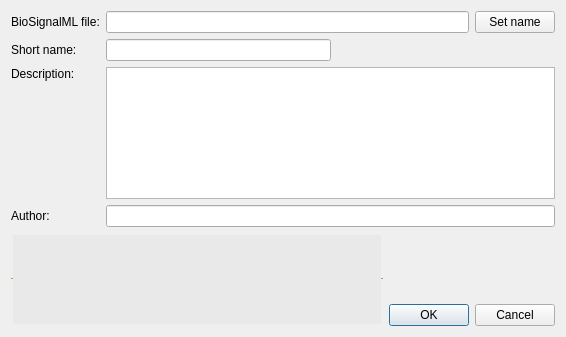
First picture: the form in src/plugins/dataStore/BSMLDataStore/src/bsmldatastoresavedialog.ui, repository opencor/opencor, before the edit.
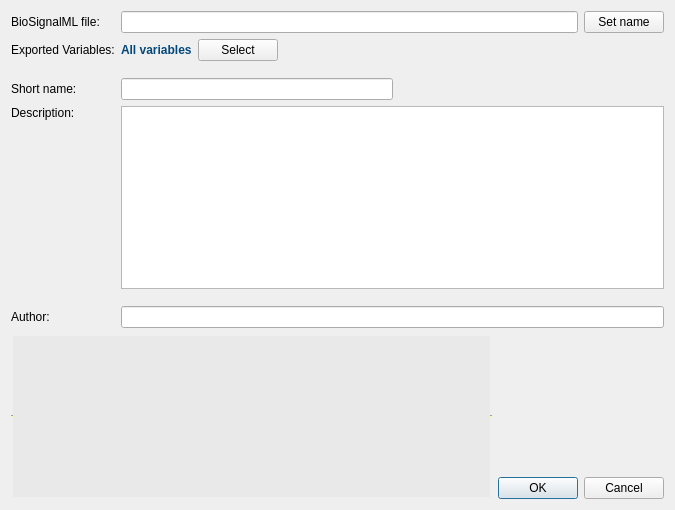
Second picture: the form after the edit.

Commit message: Add the ability to specify variables to save in a BioSignalML file.

Patch:
```diff
--- a/src/plugins/dataStore/BSMLDataStore/src/bsmldatastoresavedialog.ui
+++ b/src/plugins/dataStore/BSMLDataStore/src/bsmldatastoresavedialog.ui
@@ -6,8 +6,8 @@
    <rect>
     <x>0</x>
     <y>0</y>
-    <width>566</width>
-    <height>337</height>
+    <width>675</width>
+    <height>510</height>
    </rect>
   </property>
   <property name="windowTitle">
@@ -18,133 +18,6 @@
     <layout class="QVBoxLayout" name="verticalLayout_3">
      <item>
       <layout class="QGridLayout" name="gridLayout">
-       <item row="3" column="1">
-        <widget class="QTextEdit" name="descriptionValue">
-         <property name="focusPolicy">
-          <enum>Qt::WheelFocus</enum>
-         </property>
-         <property name="tabChangesFocus">
-          <bool>true</bool>
-         </property>
-        </widget>
-       </item>
-       <item row="4" column="0">
-        <spacer name="verticalSpacer">
-         <property name="orientation">
-          <enum>Qt::Vertical</enum>
-         </property>
-         <property name="sizeHint" stdset="0">
-          <size>
-           <width>20</width>
-           <height>20</height>
-          </size>
-         </property>
-        </spacer>
-       </item>
-       <item row="4" column="1">
-        <spacer name="verticalSpacer_2">
-         <property name="orientation">
-          <enum>Qt::Vertical</enum>
-         </property>
-         <property name="sizeHint" stdset="0">
-          <size>
-           <width>20</width>
-           <height>20</height>
-          </size>
-         </property>
-        </spacer>
-       </item>
-       <item row="5" column="0">
-        <widget class="QLabel" name="label_3">
-         <property name="text">
-          <string>Author:</string>
-         </property>
-        </widget>
-       </item>
-       <item row="3" column="0">
-        <layout class="QVBoxLayout" name="verticalLayout">
-         <item>
-          <widget class="QLabel" name="label">
-           <property name="text">
-            <string>Description:</string>
-           </property>
-          </widget>
-         </item>
-         <item>
-          <spacer name="verticalSpacer_5">
-           <property name="orientation">
-            <enum>Qt::Vertical</enum>
-           </property>
-           <property name="sizeHint" stdset="0">
-            <size>
-             <width>20</width>
-             <height>20</height>
-            </size>
-           </property>
-          </spacer>
-         </item>
-        </layout>
-       </item>
-       <item row="2" column="1">
-        <layout class="QHBoxLayout" name="horizontalLayout">
-         <item>
-          <widget class="QLineEdit" name="shortNameValue">
-           <property name="inputMask">
-            <string/>
-           </property>
-           <property name="maxLength">
-            <number>32767</number>
-           </property>
-          </widget>
-         </item>
-         <item>
-          <spacer name="horizontalSpacer">
-           <property name="orientation">
-            <enum>Qt::Horizontal</enum>
-           </property>
-           <property name="sizeHint" stdset="0">
-            <size>
-             <width>20</width>
-             <height>20</height>
-            </size>
-           </property>
-          </spacer>
-         </item>
-        </layout>
-       </item>
-       <item row="1" column="0">
-        <spacer name="verticalSpacer_6">
-         <property name="orientation">
-          <enum>Qt::Vertical</enum>
-         </property>
-         <property name="sizeHint" stdset="0">
-          <size>
-           <width>20</width>
-           <height>20</height>
-          </size>
-         </property>
-        </spacer>
-       </item>
-       <item row="1" column="1">
-        <spacer name="verticalSpacer_9">
-         <property name="orientation">
-          <enum>Qt::Vertical</enum>
-         </property>
-         <property name="sizeHint" stdset="0">
-          <size>
-           <width>20</width>
-           <height>20</height>
-          </size>
-         </property>
-        </spacer>
-       </item>
-       <item row="2" column="0">
-        <widget class="QLabel" name="label_2">
-         <property name="text">
-          <string>Short name:</string>
-         </property>
-        </widget>
-       </item>
        <item row="0" column="0">
         <widget class="QLabel" name="label_5">
          <property name="text">
@@ -191,7 +64,248 @@
          </item>
         </layout>
        </item>
+       <item row="1" column="0">
+        <widget class="QLabel" name="label_4">
+         <property name="text">
+          <string>Exported Variables:</string>
+         </property>
+         <property name="alignment">
+          <set>Qt::AlignLeading|Qt::AlignLeft|Qt::AlignVCenter</set>
+         </property>
+         <property name="wordWrap">
+          <bool>false</bool>
+         </property>
+        </widget>
+       </item>
+       <item row="1" column="1">
+        <layout class="QHBoxLayout" name="horizontalLayout_4">
+         <item>
+          <widget class="QLabel" name="selectedVariables">
+           <property name="palette">
+            <palette>
+             <active>
+              <colorrole role="WindowText">
+               <brush brushstyle="SolidPattern">
+                <color alpha="255">
+                 <red>3</red>
+                 <green>72</green>
+                 <blue>123</blue>
+                </color>
+               </brush>
+              </colorrole>
+              <colorrole role="Text">
+               <brush brushstyle="SolidPattern">
+                <color alpha="255">
+                 <red>3</red>
+                 <green>72</green>
+                 <blue>123</blue>
+                </color>
+               </brush>
+              </colorrole>
+             </active>
+             <inactive>
+              <colorrole role="WindowText">
+               <brush brushstyle="SolidPattern">
+                <color alpha="255">
+                 <red>3</red>
+                 <green>72</green>
+                 <blue>123</blue>
+                </color>
+               </brush>
+              </colorrole>
+              <colorrole role="Text">
+               <brush brushstyle="SolidPattern">
+                <color alpha="255">
+                 <red>3</red>
+                 <green>72</green>
+                 <blue>123</blue>
+                </color>
+               </brush>
+              </colorrole>
+             </inactive>
+             <disabled>
+              <colorrole role="WindowText">
+               <brush brushstyle="SolidPattern">
+                <color alpha="255">
+                 <red>127</red>
+                 <green>127</green>
+                 <blue>127</blue>
+                </color>
+               </brush>
+              </colorrole>
+              <colorrole role="Text">
+               <brush brushstyle="SolidPattern">
+                <color alpha="255">
+                 <red>127</red>
+                 <green>127</green>
+                 <blue>127</blue>
+                </color>
+               </brush>
+              </colorrole>
+             </disabled>
+            </palette>
+           </property>
+           <property name="font">
+            <font>
+             <weight>75</weight>
+             <bold>true</bold>
+            </font>
+           </property>
+           <property name="text">
+            <string>All variables</string>
+           </property>
+          </widget>
+         </item>
+         <item>
+          <widget class="QPushButton" name="selectVariables">
+           <property name="text">
+            <string>Select</string>
+           </property>
+          </widget>
+         </item>
+         <item>
+          <spacer name="horizontalSpacer_2">
+           <property name="orientation">
+            <enum>Qt::Horizontal</enum>
+           </property>
+           <property name="sizeHint" stdset="0">
+            <size>
+             <width>40</width>
+             <height>20</height>
+            </size>
+           </property>
+          </spacer>
+         </item>
+        </layout>
+       </item>
+       <item row="2" column="0">
+        <spacer name="verticalSpacer_6">
+         <property name="orientation">
+          <enum>Qt::Vertical</enum>
+         </property>
+         <property name="sizeHint" stdset="0">
+          <size>
+           <width>18</width>
+           <height>20</height>
+          </size>
+         </property>
+        </spacer>
+       </item>
+       <item row="2" column="1">
+        <spacer name="verticalSpacer_9">
+         <property name="orientation">
+          <enum>Qt::Vertical</enum>
+         </property>
+         <property name="sizeHint" stdset="0">
+          <size>
+           <width>20</width>
+           <height>20</height>
+          </size>
+         </property>
+        </spacer>
+       </item>
+       <item row="3" column="0">
+        <widget class="QLabel" name="label_2">
+         <property name="text">
+          <string>Short name:</string>
+         </property>
+        </widget>
+       </item>
+       <item row="3" column="1">
+        <layout class="QHBoxLayout" name="horizontalLayout">
+         <item>
+          <widget class="QLineEdit" name="shortNameValue">
+           <property name="inputMask">
+            <string/>
+           </property>
+           <property name="maxLength">
+            <number>32767</number>
+           </property>
+          </widget>
+         </item>
+         <item>
+          <spacer name="horizontalSpacer">
+           <property name="orientation">
+            <enum>Qt::Horizontal</enum>
+           </property>
+           <property name="sizeHint" stdset="0">
+            <size>
+             <width>20</width>
+             <height>20</height>
+            </size>
+           </property>
+          </spacer>
+         </item>
+        </layout>
+       </item>
+       <item row="4" column="0">
+        <layout class="QVBoxLayout" name="verticalLayout">
+         <item>
+          <widget class="QLabel" name="label">
+           <property name="text">
+            <string>Description:</string>
+           </property>
+          </widget>
+         </item>
+         <item>
+          <spacer name="verticalSpacer_5">
+           <property name="orientation">
+            <enum>Qt::Vertical</enum>
+           </property>
+           <property name="sizeHint" stdset="0">
+            <size>
+             <width>20</width>
+             <height>20</height>
+            </size>
+           </property>
+          </spacer>
+         </item>
+        </layout>
+       </item>
+       <item row="4" column="1">
+        <widget class="QTextEdit" name="descriptionValue">
+         <property name="focusPolicy">
+          <enum>Qt::WheelFocus</enum>
+         </property>
+         <property name="tabChangesFocus">
+          <bool>true</bool>
+         </property>
+        </widget>
+       </item>
+       <item row="5" column="0">
+        <spacer name="verticalSpacer">
+         <property name="orientation">
+          <enum>Qt::Vertical</enum>
+         </property>
+         <property name="sizeHint" stdset="0">
+          <size>
+           <width>20</width>
+           <height>20</height>
+          </size>
+         </property>
+        </spacer>
+       </item>
        <item row="5" column="1">
+        <spacer name="verticalSpacer_2">
+         <property name="orientation">
+          <enum>Qt::Vertical</enum>
+         </property>
+         <property name="sizeHint" stdset="0">
+          <size>
+           <width>20</width>
+           <height>20</height>
+          </size>
+         </property>
+        </spacer>
+       </item>
+       <item row="6" column="0">
+        <widget class="QLabel" name="label_3">
+         <property name="text">
+          <string>Author:</string>
+         </property>
+        </widget>
+       </item>
+       <item row="6" column="1">
         <widget class="QLineEdit" name="authorValue"/>
        </item>
       </layout>
```
The commit also changes 7 other files.
